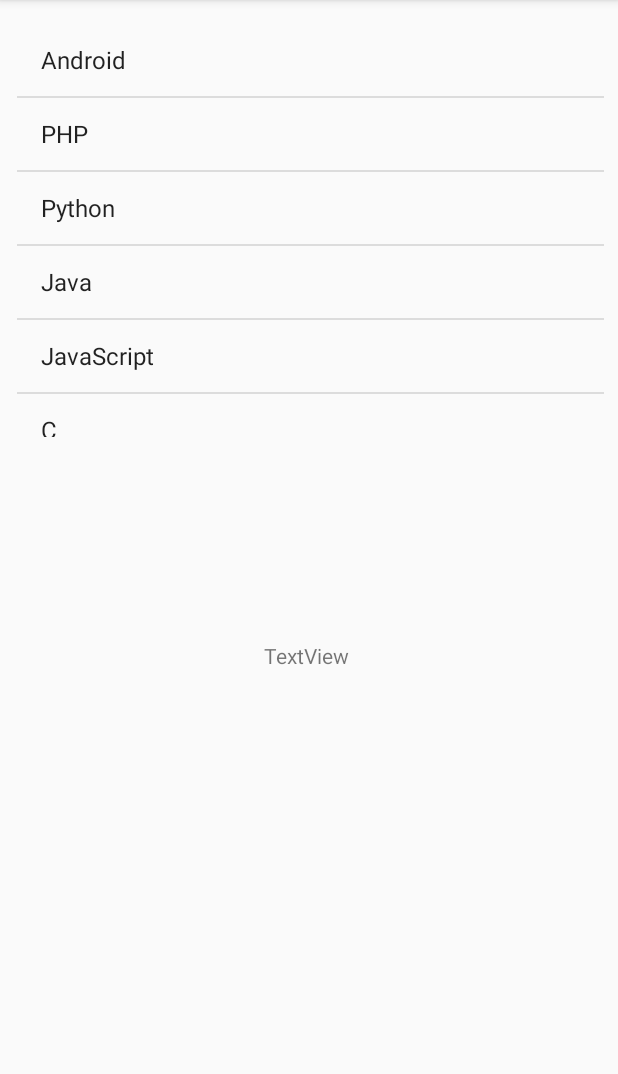
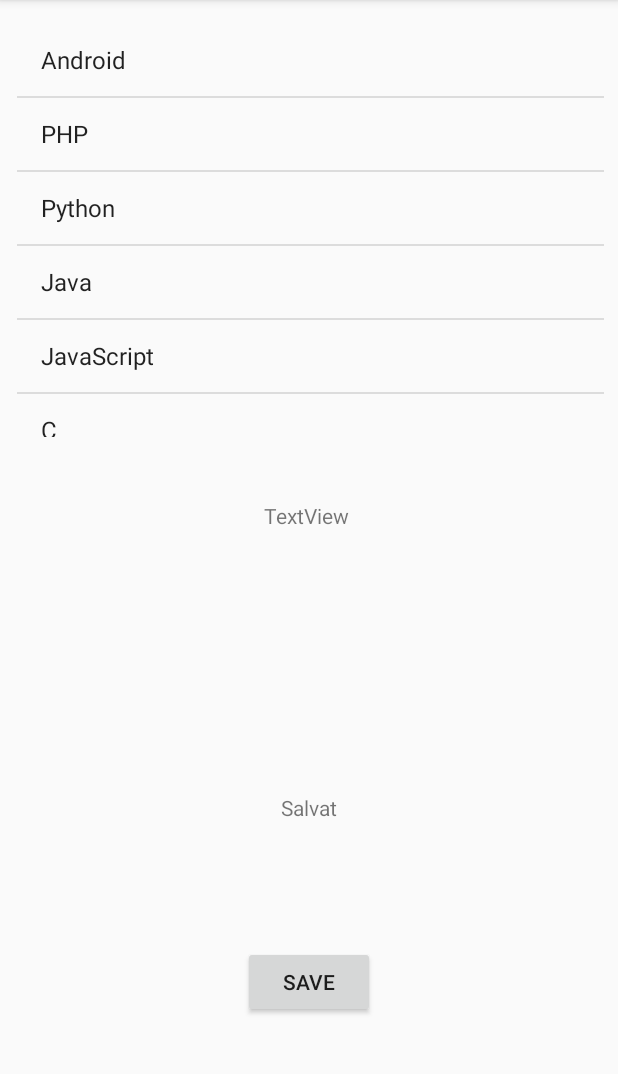
Before and after one commit to Marcel1123/android-labs, an Android app: the screen it shows after launch (MainActivity), on a phone screen of 412 x 824 dp, the part 84-1158 px from its top. Run offline under Robolectric (Android 15) with nearby library versions, the phone set to English and light mode, and no system bars.

Commit message:
laboratorul 5

```diff
--- a/app/build.gradle
+++ b/app/build.gradle
@@ -23,6 +23,7 @@ dependencies {
     implementation fileTree(dir: 'libs', include: ['*.jar'])
     implementation 'androidx.appcompat:appcompat:1.0.2'
     implementation 'androidx.constraintlayout:constraintlayout:1.1.3'
+    implementation 'androidx.preference:preference:1.1.0-alpha05'
     testImplementation 'junit:junit:4.12'
     androidTestImplementation 'androidx.test.ext:junit:1.1.0'
     androidTestImplementation 'androidx.test.espresso:espresso-core:3.1.1'
--- a/app/src/main/res/layout/activity_main.xml
+++ b/app/src/main/res/layout/activity_main.xml
@@ -11,9 +11,11 @@
         android:layout_width="wrap_content"
         android:layout_height="19dp"
         android:layout_marginStart="176dp"
-        android:layout_marginTop="136dp"
+        android:layout_marginTop="60dp"
         android:layout_marginEnd="176dp"
+        android:layout_marginBottom="60dp"
         android:text="TextView"
+        app:layout_constraintBottom_toTopOf="@+id/textView4"
         app:layout_constraintEnd_toEndOf="parent"
         app:layout_constraintHorizontal_bias="0.0"
         app:layout_constraintStart_toStartOf="parent"
@@ -28,4 +30,27 @@
         app:layout_constraintEnd_toEndOf="parent"
         app:layout_constraintStart_toStartOf="parent"
         app:layout_constraintTop_toTopOf="parent" />
+
+    <Button
+        android:id="@+id/button3"
+        android:layout_width="wrap_content"
+        android:layout_height="wrap_content"
+        android:layout_marginBottom="89dp"
+        android:onClick="saveContent"
+        android:text="Save"
+        app:layout_constraintBottom_toBottomOf="parent"
+        app:layout_constraintEnd_toEndOf="parent"
+        app:layout_constraintStart_toStartOf="parent" />
+
+    <TextView
+        android:id="@+id/textView4"
+        android:layout_width="wrap_content"
+        android:layout_height="wrap_content"
+        android:layout_marginTop="115dp"
+        android:layout_marginBottom="100dp"
+        android:text="Salvat"
+        app:layout_constraintBottom_toTopOf="@+id/button3"
+        app:layout_constraintEnd_toEndOf="parent"
+        app:layout_constraintStart_toStartOf="parent"
+        app:layout_constraintTop_toBottomOf="@+id/textDisponibil" />
 </androidx.constraintlayout.widget.ConstraintLayout>
--- a/app/src/main/res/menu/meniu.xml
+++ b/app/src/main/res/menu/meniu.xml
@@ -1,12 +1,12 @@
 <?xml version="1.0" encoding="utf-8"?>
 <menu xmlns:android="http://schemas.android.com/apk/res/android">
 
-    <item android:title="Optiune 1"
+    <item android:title="Home"
             android:id="@+id/id1"/>
-    <item android:title="Optiune 3"
+    <item android:title="Warning"
         android:id="@+id/id3"/>
-    <item android:title="Optiune 4"
+    <item android:title="Settings"
         android:id="@+id/id4"/>
-    <item android:title="Optiune 2"
+    <item android:title="Filter"
         android:id="@+id/id2"/>
 </menu>
```
Also changed, not shown: app/src/main/AndroidManifest.xml (+11 -4 lines), app/src/main/java/com/example/laboratoareandroid/MainActivity.java (+41 -0 lines), app/src/main/java/com/example/laboratoareandroid/Optiune2Activity.java (+8 -0 lines), app/src/main/java/com/example/laboratoareandroid/Optiune3Activity.java (+8 -0 lines), app/src/main/java/com/example/laboratoareandroid/SettingFragmen.java (added, +12 -0 lines), app/src/main/java/com/example/laboratoareandroid/SettingsActivity.java (added, +67 -0 lines), app/src/main/res/layout/settings_activity.xml (added, +9 -0 lines), app/src/main/res/values/arrays.xml (added, +12 -0 lines), app/src/main/res/values/strings.xml (+16 -0 lines), app/src/main/res/xml/preference.xml (added, +22 -0 lines), app/src/main/res/xml/root_preferences.xml (added, +51 -0 lines), 1 other file.
